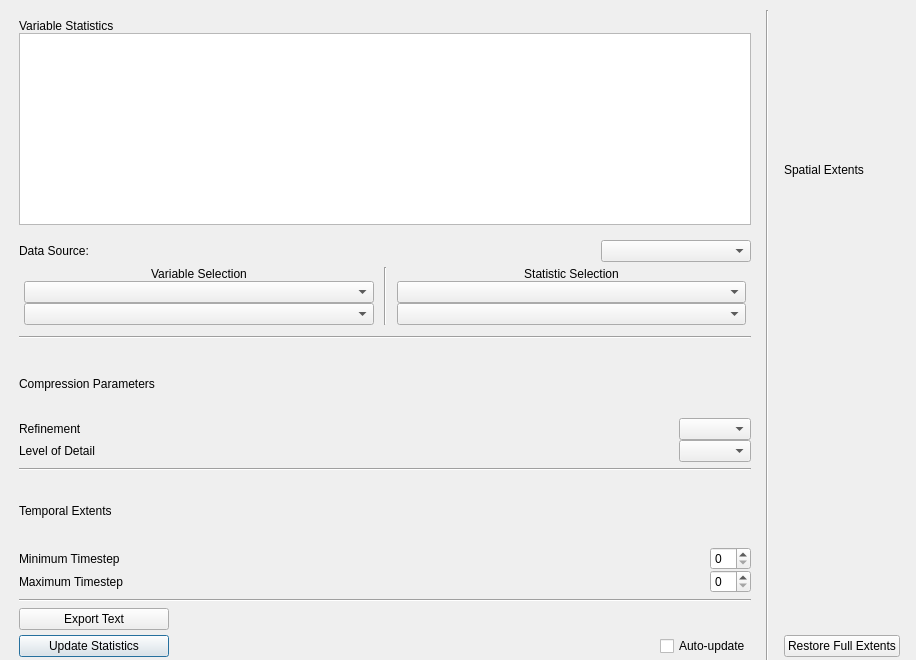
Above: apps/vaporgui/statsWindow.ui from StasJ/vapor-formatted before the change. Below: the same form after it.
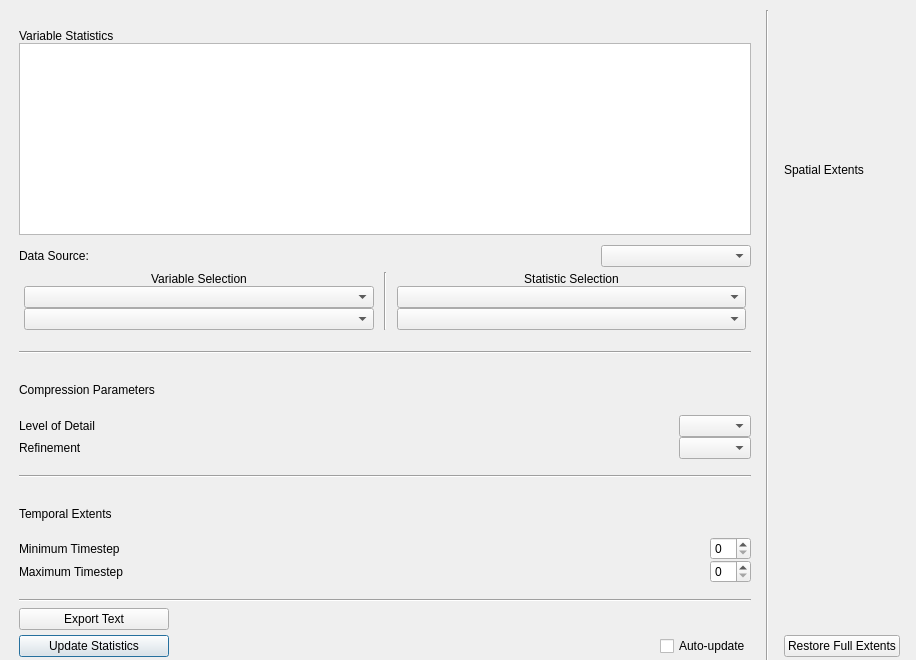
That is the form after the change. Custom widgets are drawn as their Qt base class.

```diff
--- a/apps/vaporgui/statsWindow.ui
+++ b/apps/vaporgui/statsWindow.ui
@@ -31,6 +31,12 @@
          <property name="spacing">
           <number>0</number>
          </property>
+         <property name="topMargin">
+          <number>10</number>
+         </property>
+         <property name="bottomMargin">
+          <number>10</number>
+         </property>
          <item>
           <layout class="QHBoxLayout" name="horizontalLayout_2">
            <property name="spacing">
@@ -47,6 +53,9 @@
              <property name="text">
               <string>Variable Statistics</string>
              </property>
+             <property name="margin">
+              <number>5</number>
+             </property>
             </widget>
            </item>
           </layout>
@@ -91,7 +100,7 @@
             <number>0</number>
            </property>
            <property name="topMargin">
-            <number>15</number>
+            <number>10</number>
            </property>
            <property name="bottomMargin">
             <number>0</number>
@@ -236,6 +245,9 @@
          <property name="topMargin">
           <number>10</number>
          </property>
+         <property name="bottomMargin">
+          <number>10</number>
+         </property>
          <item>
           <layout class="QHBoxLayout" name="CompressionLabelLayout">
            <property name="spacing">
@@ -256,6 +268,36 @@
            </item>
           </layout>
          </item>
+         <item>
+          <layout class="QHBoxLayout" name="CRatioLayout">
+           <property name="spacing">
+            <number>0</number>
+           </property>
+           <item>
+            <widget class="QLabel" name="CRatioLabel">
+             <property name="text">
+              <string>Level of Detail</string>
+             </property>
+            </widget>
+           </item>
+           <item>
+            <spacer name="horizontalSpacer_3">
+             <property name="orientation">
+              <enum>Qt::Horizontal</enum>
+             </property>
+             <property name="sizeHint" stdset="0">
+              <size>
+               <width>40</width>
+               <height>20</height>
+              </size>
+             </property>
+            </spacer>
+           </item>
+           <item>
+            <widget class="QComboBox" name="LODCombo"/>
+           </item>
+          </layout>
+         </item>
          <item>
           <layout class="QHBoxLayout" name="RefLayout">
            <property name="spacing">
@@ -290,36 +332,6 @@
            </item>
           </layout>
          </item>
-         <item>
-          <layout class="QHBoxLayout" name="CRatioLayout">
-           <property name="spacing">
-            <number>0</number>
-           </property>
-           <item>
-            <widget class="QLabel" name="CRatioLabel">
-             <property name="text">
-              <string>Level of Detail</string>
-             </property>
-            </widget>
-           </item>
-           <item>
-            <spacer name="horizontalSpacer_3">
-             <property name="orientation">
-              <enum>Qt::Horizontal</enum>
-             </property>
-             <property name="sizeHint" stdset="0">
-              <size>
-               <width>40</width>
-               <height>20</height>
-              </size>
-             </property>
-            </spacer>
-           </item>
-           <item>
-            <widget class="QComboBox" name="CRatioCombo"/>
-           </item>
-          </layout>
-         </item>
         </layout>
        </item>
        <item>
@@ -340,6 +352,12 @@
          <property name="spacing">
           <number>0</number>
          </property>
+         <property name="topMargin">
+          <number>10</number>
+         </property>
+         <property name="bottomMargin">
+          <number>10</number>
+         </property>
          <item>
           <layout class="QHBoxLayout" name="TemporalExtentsLayout">
            <property name="spacing">
```
Left out of the diff: 4 changed lines with no effect on the pictures.
